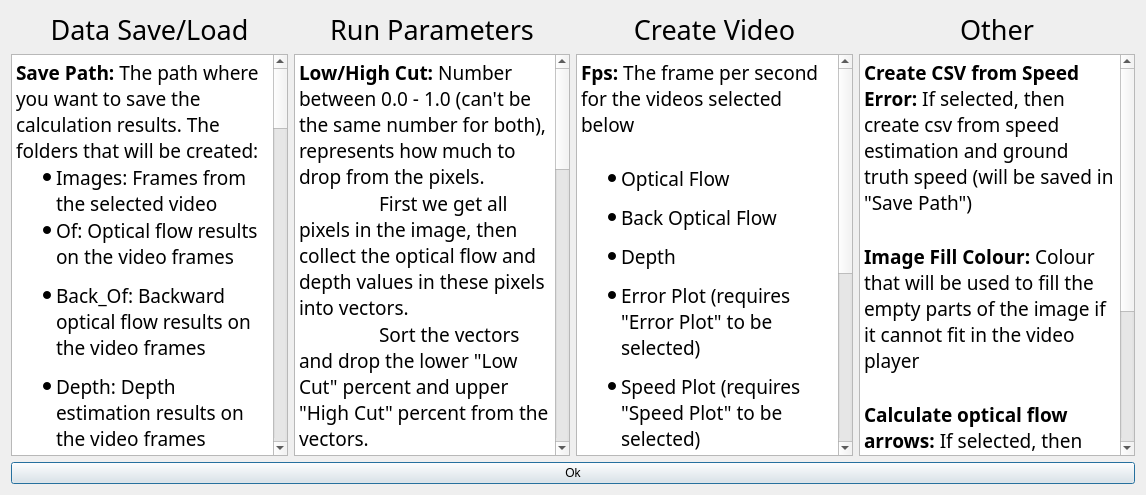
Above: application/dialogInfo.ui from kevinhartyanyi/BSC-Thesis before the change. Below: the same form after it.
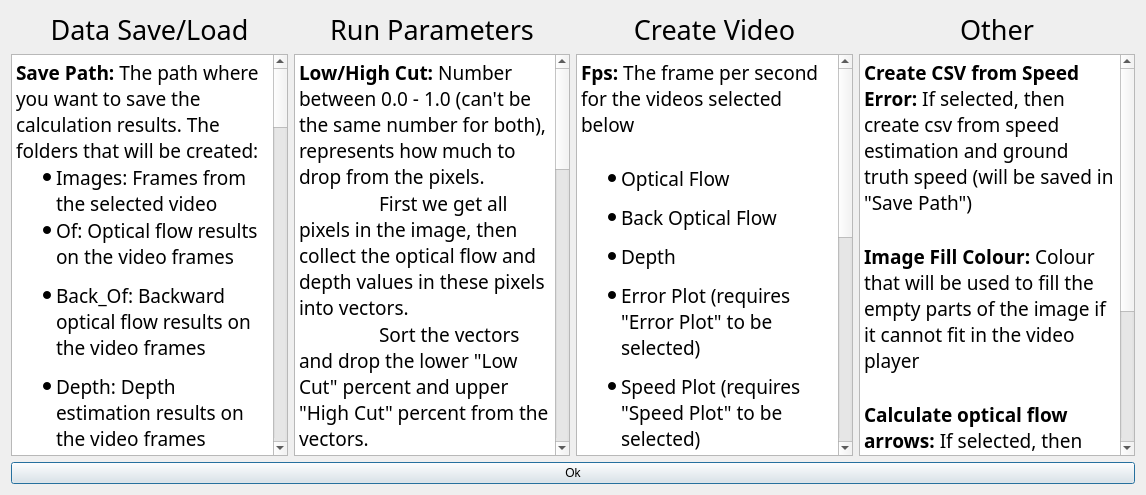
That is the form after the change.

Commit message: Update dialog information

```diff
--- a/application/dialogInfo.ui
+++ b/application/dialogInfo.ui
@@ -65,7 +65,7 @@
 &lt;li style=&quot; margin-top:0px; margin-bottom:0px; margin-left:0px; margin-right:0px; -qt-block-indent:0; text-indent:0px;&quot;&gt;super_pixel (optinal, only if &amp;quot;Superpixel segmentation&amp;quot; is not &amp;quot;Nothing&amp;quot;): super pixel segmentation (image) for every frame&lt;/li&gt;
 &lt;li style=&quot; margin-top:0px; margin-bottom:0px; margin-left:0px; margin-right:0px; -qt-block-indent:0; text-indent:0px;&quot;&gt;plot_speed (optinal, only if &amp;quot;Speed Plot&amp;quot; is selected): Speed estimation plots for every video frame &lt;/li&gt;
 &lt;li style=&quot; margin-top:0px; margin-bottom:0px; margin-left:0px; margin-right:0px; -qt-block-indent:0; text-indent:0px;&quot;&gt;plot_error (optinal, only if &amp;quot;Speed Error&amp;quot; is selected): Speed error (between estimated and ground truth speed) plots for every video frame &lt;/li&gt;
-&lt;li style=&quot; margin-top:0px; margin-bottom:0px; margin-left:0px; margin-right:0px; -qt-block-indent:0; text-indent:0px;&quot;&gt;other: other partial results used in the calculations (depth estimation of: current frame, current frame shifted)&lt;/li&gt;&lt;/ul&gt;
+&lt;li style=&quot; margin-top:0px; margin-bottom:0px; margin-left:0px; margin-right:0px; -qt-block-indent:0; text-indent:0px;&quot;&gt;plot_crash (optional, only if &amp;quot;Time to Crash&amp;quot; is selected): Time to crash estimation plots for every video frame based on the speed and distance&lt;/li&gt;&lt;/ul&gt;
 &lt;p style=&quot;-qt-paragraph-type:empty; margin-top:0px; margin-bottom:0px; margin-left:0px; margin-right:0px; -qt-block-indent:0; text-indent:0px;&quot;&gt;&lt;br /&gt;&lt;/p&gt;
 &lt;p style=&quot; margin-top:0px; margin-bottom:0px; margin-left:0px; margin-right:0px; -qt-block-indent:0; text-indent:0px;&quot;&gt;&lt;span style=&quot; font-weight:600;&quot;&gt;Open Video: &lt;/span&gt;The video to be analyzed (if in the &amp;quot;Save Path&amp;quot; there is an &amp;quot;Images&amp;quot; folder already (from a previous run), then the video won't be used, if you wish to analyze another video choose a new path)&lt;/p&gt;
 &lt;p style=&quot;-qt-paragraph-type:empty; margin-top:0px; margin-bottom:0px; margin-left:0px; margin-right:0px; -qt-block-indent:0; text-indent:0px;&quot;&gt;&lt;br /&gt;&lt;/p&gt;
@@ -169,11 +169,13 @@
 &lt;li style=&quot; margin-top:0px; margin-bottom:12px; margin-left:0px; margin-right:0px; -qt-block-indent:0; text-indent:0px;&quot;&gt;Depth&lt;/li&gt;
 &lt;li style=&quot; margin-top:0px; margin-bottom:12px; margin-left:0px; margin-right:0px; -qt-block-indent:0; text-indent:0px;&quot;&gt;Error Plot (requires &amp;quot;Error Plot&amp;quot; to be selected)&lt;/li&gt;
 &lt;li style=&quot; margin-top:0px; margin-bottom:12px; margin-left:0px; margin-right:0px; -qt-block-indent:0; text-indent:0px;&quot;&gt;Speed Plot (requires &amp;quot;Speed Plot&amp;quot; to be selected)&lt;/li&gt;
+&lt;li style=&quot; margin-top:0px; margin-bottom:12px; margin-left:0px; margin-right:0px; -qt-block-indent:0; text-indent:0px;&quot;&gt;Time to Crash Plot (requires &amp;quot;Time to Crash Plot&amp;quot; to be selected)&lt;/li&gt;
 &lt;li style=&quot; margin-top:0px; margin-bottom:12px; margin-left:0px; margin-right:0px; -qt-block-indent:0; text-indent:0px;&quot;&gt;Super Pixel (requires &amp;quot;Superpixel segmentation&amp;quot; to not be &amp;quot;Nothing&amp;quot;)&lt;/li&gt;
 &lt;p style=&quot;-qt-paragraph-type:empty; margin-top:0px; margin-bottom:12px; margin-left:0px; margin-right:0px; -qt-block-indent:0; text-indent:0px;&quot;&gt;&lt;br /&gt;&lt;/p&gt;
 &lt;p style=&quot; margin-top:0px; margin-bottom:12px; margin-left:0px; margin-right:0px; -qt-block-indent:0; text-indent:0px;&quot;&gt;&lt;span style=&quot; font-weight:600;&quot;&gt;Create Plot:&lt;/span&gt;&lt;/p&gt;
 &lt;li style=&quot; margin-top:0px; margin-bottom:12px; margin-left:0px; margin-right:0px; -qt-block-indent:0; text-indent:0px;&quot;&gt;Speed Plot&lt;/li&gt;
-&lt;li style=&quot; margin-top:0px; margin-bottom:12px; margin-left:0px; margin-right:0px; -qt-block-indent:0; text-indent:0px;&quot;&gt;Error Plot (requires ground truth to be loaded)&lt;/li&gt;&lt;/ul&gt;&lt;/body&gt;&lt;/html&gt;</string>
+&lt;li style=&quot; margin-top:0px; margin-bottom:12px; margin-left:0px; margin-right:0px; -qt-block-indent:0; text-indent:0px;&quot;&gt;Error Plot (requires ground truth to be loaded)&lt;/li&gt;
+&lt;li style=&quot; margin-top:0px; margin-bottom:12px; margin-left:0px; margin-right:0px; -qt-block-indent:0; text-indent:0px;&quot;&gt;Time to Crash Plot&lt;/li&gt;&lt;/ul&gt;&lt;/body&gt;&lt;/html&gt;</string>
              </property>
             </widget>
            </item>
```
The commit also changes 5 other files.
